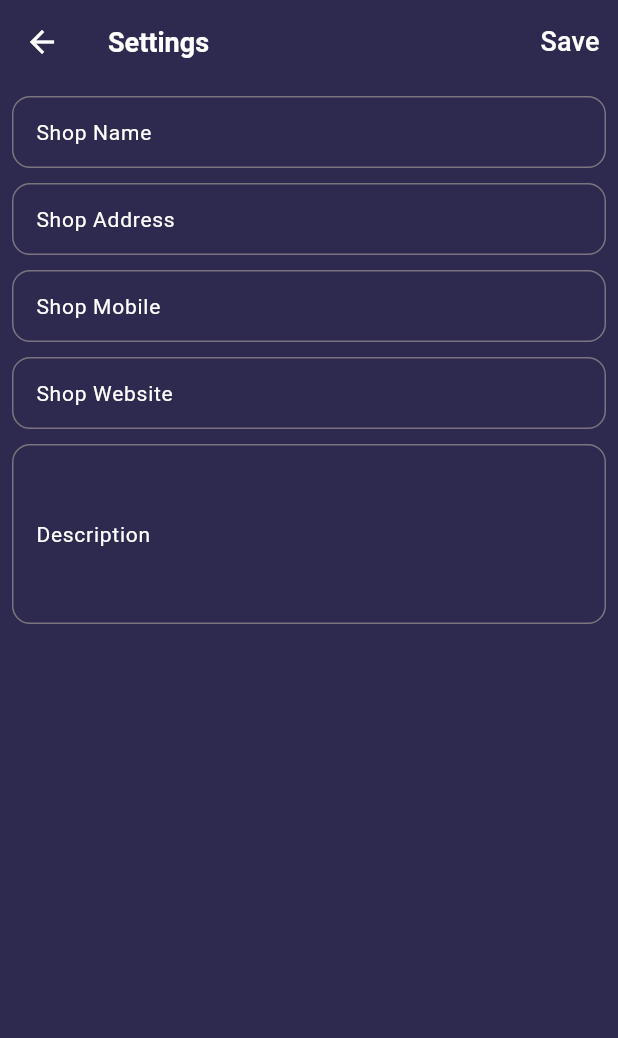
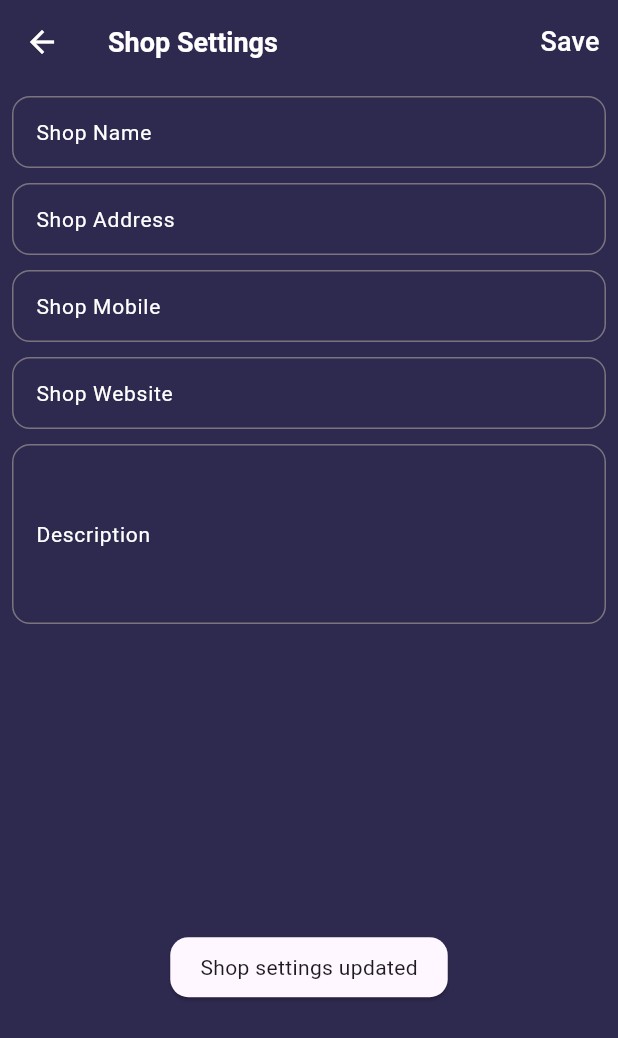
Before and after one commit to donzsky07/seller_side_Acrafts, a Flutter app: the ShopSettings screen opened directly, after a tap on "Save", on a phone screen of 412 x 824 dp. Shown: the top 1038 px of the screen. Run offline on Flutter 3.47's test engine with Material 3 defaults, Android fonts, the phone set to English and light mode, and no system bars; our stand-ins replace cloud_firestore, firebase_auth, firebase_core, firebase_storage, get, image_picker and 1 more; accounts and stored records are empty.

Commit message:
4th updated

```diff
--- a/lib/consts/strings.dart
+++ b/lib/consts/strings.dart
@@ -22,7 +22,7 @@ const appname = 'ACraft Seller App',
   remove = 'Remove',
   logout = 'Logout',
   messages = 'Messages',
-  shopSettings = 'Settings',
+  shopSettings = 'Shop Settings',
   editProfile = 'Edit Profile',
   changeImage = 'Change Image',
   name = 'Username',
--- /dev/null
+++ b/lib/controllers/products_controller.dart
@@ -0,0 +1,5 @@
+import 'package:get/get.dart';
+
+class ProductsController extends GetxController{
+
+}
--- a/lib/controllers/profile_controller.dart
+++ b/lib/controllers/profile_controller.dart
@@ -25,6 +25,14 @@ class ProfileController extends GetxController{
     var oldpassController = TextEditingController();
     var newpassController = TextEditingController();
 
+    //shop controllers
+    var shopNameController = TextEditingController();
+    var shopAddressController = TextEditingController();
+    var shopMobileController = TextEditingController();
+    var shopWebsiteController = TextEditingController();
+    var shopDescController = TextEditingController();
+
+
   changeImage(context) async {
    try{
      final img = await ImagePicker().pickImage(source: ImageSource.gallery, imageQuality: 70);
@@ -47,7 +55,7 @@ uploadProfileImage()async {
 updateProfile({name, password, imgUrl}) async {
   var store = firestore.collection(vendorsCollection).doc(currentUser!.uid);
   await store.set({
-    'name': name,
+    'vendor_name': name,
     'password': password,
     'imgUrl': imgUrl
   }, SetOptions(merge: true));
@@ -65,6 +73,22 @@ changeAuthPassword({email, password, newpassword}) async {
   });
 }
 
+//to updated shop settings
+updateShop({shopname, shopaddress, shopmobile, shopwebsite, shopdesc}) async {
+   var store = firestore.collection(vendorsCollection).doc(currentUser!.uid);
+    await store.set(
+      {
+        'shop_name': shopname,
+        'shop_address': shopaddress,
+        'shop_mobile': shopmobile,
+        'shop_website': shopwebsite,
+        'shop_desc' : shopdesc,
+
+      }, SetOptions(merge: true));
+  isloading(false);
+}
+
+
 
 
 
--- a/lib/views/shop_screen/shop_settings_screen.dart
+++ b/lib/views/shop_screen/shop_settings_screen.dart
@@ -1,6 +1,8 @@
 import 'package:get/get.dart';
 import 'package:seller_side/consts/const.dart';
+import 'package:seller_side/controllers/profile_controller.dart';
 import 'package:seller_side/views/widgets/custom_textfield.dart';
+import 'package:seller_side/views/widgets/loading_indicator.dart';
 import 'package:seller_side/views/widgets/text_style.dart';
 
 class ShopSettings extends StatelessWidget {
@@ -8,7 +10,10 @@ class ShopSettings extends StatelessWidget {
 
   @override
   Widget build(BuildContext context) {
-    return Scaffold(
+
+    var controller = Get.find<ProfileController>();
+
+    return Obx (() => Scaffold(
       backgroundColor: purpleColor,
        appBar: AppBar(
         leading: IconButton(onPressed: (){
@@ -19,7 +24,21 @@ class ShopSettings extends StatelessWidget {
       title: boldText(text: shopSettings, size: 18.0),
       actions: [
 
-        TextButton(onPressed: () {}, child: normalText(text: save, color: white, size:18.0))
+        controller.isloading.value
+        ? loadingIndicator(circleColor: white)
+        :  TextButton(
+          onPressed: () async {
+            controller.isloading(true);
+            await controller.updateShop(
+              shopname: controller.shopNameController.text,
+              shopaddress: controller.shopAddressController.text,
+              shopmobile: controller.shopMobileController.text,
+              shopwebsite: controller.shopWebsiteController.text,
+              shopdesc: controller.shopDescController.text,
+              );
+              VxToast.show(context, msg: "Shop settings updated");
+        },
+        child: normalText(text: save, color: white, size:18.0))
       ],
      ),
      body: Padding(
@@ -29,27 +48,32 @@ class ShopSettings extends StatelessWidget {
           customTextField(
             label: shopName,
             hint: nameHint,
+            controller: controller.shopNameController
           ),
           10.heightBox,
           customTextField(
             label: address,
             hint: shopAddressHint,
+            controller: controller.shopAddressController
           ),
           10.heightBox,
           customTextField(
             label: mobile,
             hint: shopMobileHint,
+            controller: controller.shopMobileController
           ),
           10.heightBox,
           customTextField(
             label: website,
             hint: shopWebsiteHint,
+            controller: controller.shopWebsiteController
           ),
           10.heightBox,
           customTextField(
             isDesc: true,
             label: description,
             hint: shopDescHint,
+            controller: controller.shopDescController
           ),
 
 
@@ -57,7 +81,8 @@ class ShopSettings extends StatelessWidget {
       ),
       ),
 
-    );
+    )
+  );
 
 
 
```
Also changed, not shown: lib/controllers/orders_controller.dart (added, +26 -0 lines), lib/services/store_services.dart (+15 -0 lines), lib/views/message_screen/messages_screen.dart (+33 -12 lines), lib/views/order_screen/order_details.dart (+72 -33 lines), lib/views/order_screen/order_sreen.dart (+33 -13 lines), lib/views/product_screen/product_screen.dart (+24 -8 lines), lib/views/profile_screen/edit_profilescreen.dart (+6 -6 lines), lib/views/profile_screen/profile_screen.dart (+7 -2 lines).
